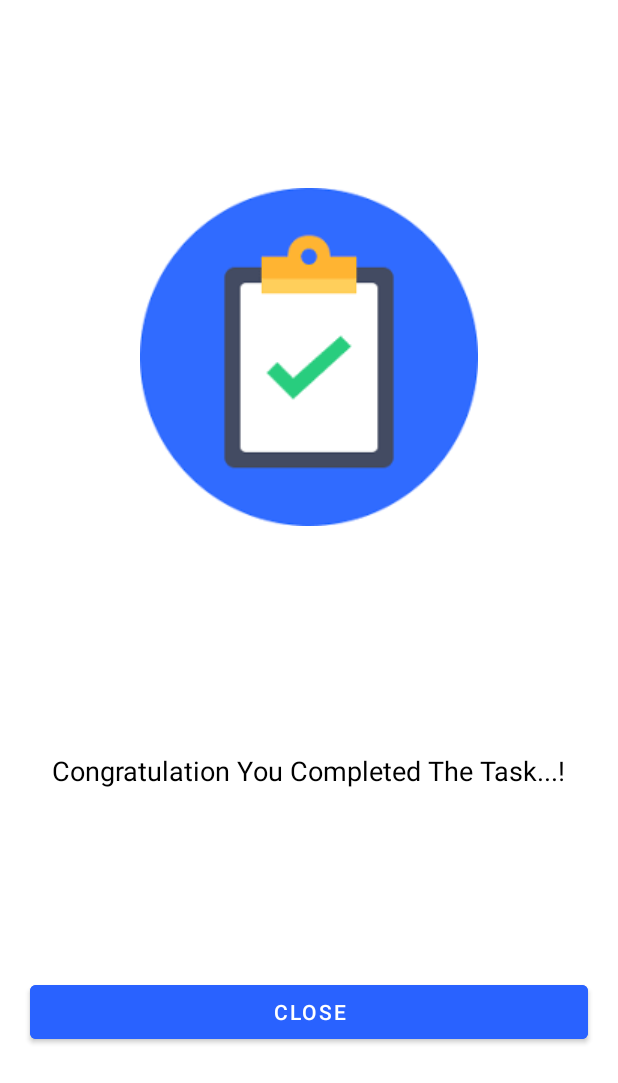
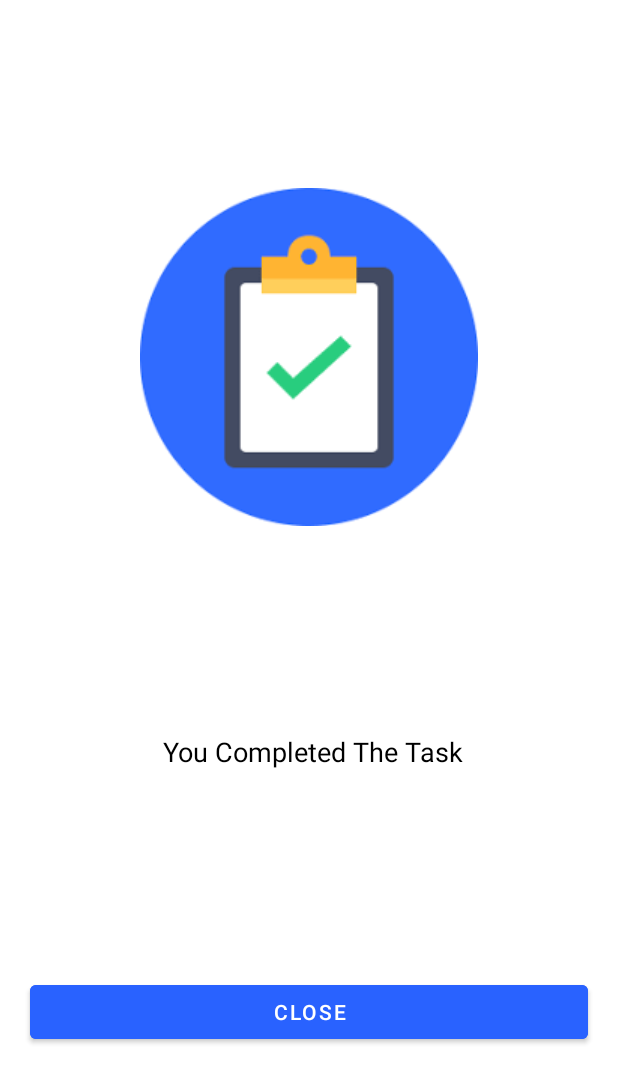
Before and after one commit to arsalanManavi/ReminderApp, an Android app: the layout complete_dialog.xml on its own in the app's theme, with its tools: preview values and no code run, on a phone screen of 412 x 824 dp. Shown: the top 1083 px of the screen. Run offline under Robolectric (Android 15) with nearby library versions, the phone set to English and light mode, and no system bars.

Commit message:
fix some stuff

```diff
--- a/app/src/main/res/layout/complete_dialog.xml
+++ b/app/src/main/res/layout/complete_dialog.xml
@@ -21,11 +21,12 @@
         android:id="@+id/textView2"
         android:layout_width="wrap_content"
         android:layout_height="wrap_content"
-        android:layout_marginTop="25dp"
-        android:text="Congratulation You Completed The Task...!"
+        android:layout_margin="12dp"
+        android:text=" You Completed The Task"
         android:textColor="@color/black"
         android:textSize="18sp"
         android:textStyle="normal"
+        android:textAlignment="center"
         app:layout_constraintBottom_toTopOf="@+id/completedButtonClose"
         app:layout_constraintEnd_toEndOf="@+id/completedButtonClose"
         app:layout_constraintHorizontal_bias="0.5"
--- a/app/src/main/res/values/strings.xml
+++ b/app/src/main/res/values/strings.xml
@@ -1,3 +1,3 @@
 <resources>
-    <string name="app_name">ReminderApp</string>
+    <string name="app_name">Reminder</string>
 </resources>
```
Also changed, not shown: app/src/main/java/com/example/reminderapp/MainActivity.java (+9 -2 lines).
